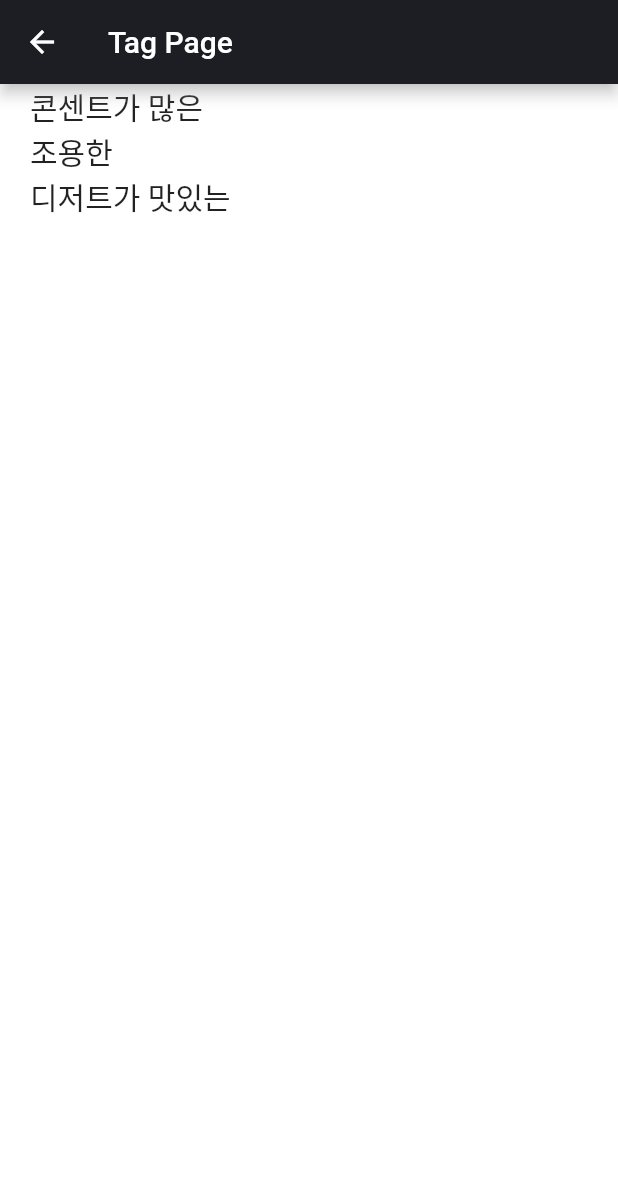
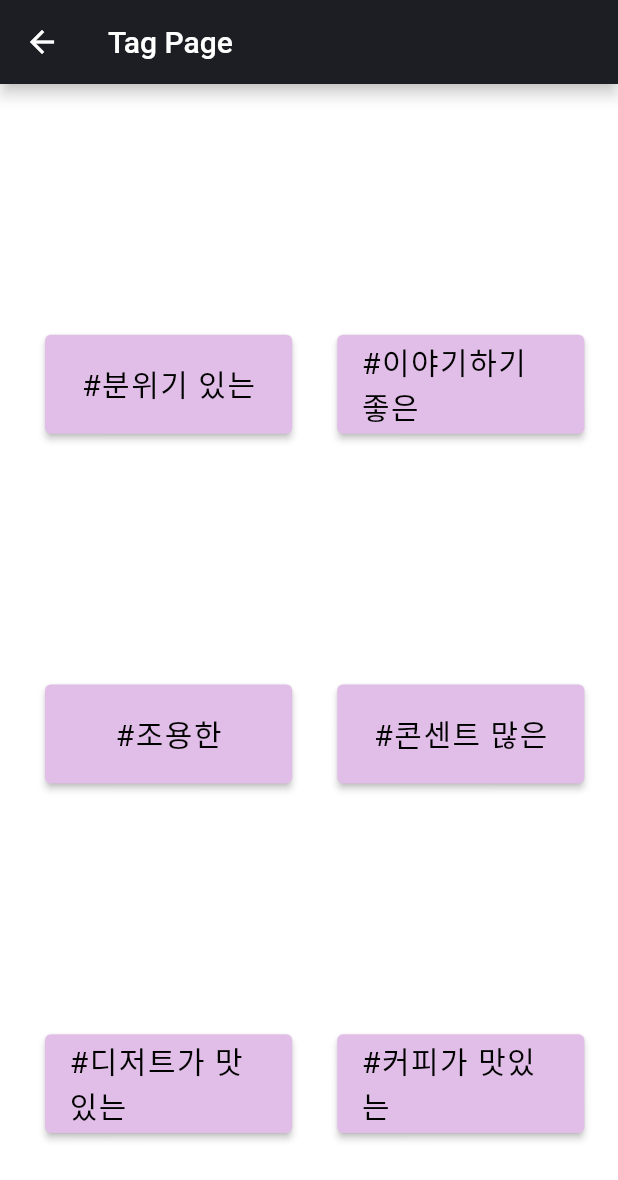
Before and after one commit to BlazingDevs/Fluwinter, a Flutter app: the searchPage screen opened directly, after a tap on "카테고리별 카페 찾기", on a phone screen of 412 x 824 dp. Shown: the top 1180 px of the screen. Run offline on Flutter 3.47's test engine with Material 2 defaults, Android fonts, the phone set to English and light mode, and no system bars.

Commit message:
New button in Tag Page & text container -> Elevated Button

```diff
--- a/lib/page/search_page/searchPage.dart
+++ b/lib/page/search_page/searchPage.dart
@@ -6,7 +6,7 @@ import 'package:cafegation/page/tag_page/tagPage.dart';
 import 'package:flutter/material.dart';
 
 class searchPage extends StatefulWidget {
-  const searchPage({ Key? key }) : super(key: key);
+  const searchPage({Key? key}) : super(key: key);
 
   @override
   _searchPageState createState() => _searchPageState();
@@ -21,114 +21,87 @@ class _searchPageState extends State<searchPage> {
         shadowColor: kMainColor,
         title: Text('Search Page'),
       ),
-      body: Center(
+      body: SafeArea(
+        child: Center(
           child: Stack(
             children: <Widget>[
               Container(
-              child: Column(children: <Widget>[
-                SearchBar(),
-                SizedBox(height: 30,),
-                ClipRRect(
-                  borderRadius: BorderRadius.circular(10.0),
-                  child: Container(
-                    width: 390,
-                    height: 120,
-                    color: Colors.green[100],
                 child: Column(
                   children: <Widget>[
-                        SizedBox(height: 30,),
-                        InkWell(
-                          customBorder:RoundedRectangleBorder(borderRadius: BorderRadius.circular(10),),
-                          child: Row(
-                            children: [
-                          SizedBox(width: 60 ,),
-                          Text('내 주변 카페 찾기',style:
-                          TextStyle(fontSize: 30.0, letterSpacing: 2.0,fontWeight: FontWeight.normal),)
-                        ],
-                      ),
-                    onTap: (){
+                    SearchBar(),
+                    SizedBox(height: 30),
+                    Container(
+                      width: MediaQuery.of(context).size.width * 0.8,
+                      height: MediaQuery.of(context).size.height * 0.09,
+                      child: ElevatedButton(
+                        style: ElevatedButton.styleFrom(
+                            primary: Colors.pink[100], onPrimary: Colors.black),
+                        onPressed: () {
                           Navigator.push(
                               context,
                               MaterialPageRoute(
-                          builder: (context) => mapPage()
-                          ),
-                       );
+                                  builder: (context) => mapPage()));
                         },
-                    ),
-                    SizedBox(height: 30,),
-                      ],),
+                        child: Text(
+                          '내 주변 카페 찾기',
+                          style: TextStyle(
+                              fontSize: 30.0,
+                              letterSpacing: 2.0,
+                              fontWeight: FontWeight.normal),
                         ),
                       ),
-                SizedBox(height: 30,),
-                ClipRRect(
-                  borderRadius: BorderRadius.circular(10.0),
-                  child: Container(
-                    width: 390,
-                    height: 120,
-                    color: Colors.blue[100],
-                    child: Column(
-                      children: <Widget>[
-                        SizedBox(height: 30,),
-                          InkWell(
-                        child: Row(
-                          children: [
-                          SizedBox(width: 40,),
-                          Text('카테고리별 카페 찾기',style:
-                          TextStyle(fontSize: 30.0, letterSpacing: 2.0,fontWeight: FontWeight.normal),)
-                        ],
                     ),
-                      onTap: (){
+                    SizedBox(height: 30),
+                    Container(
+                      width: MediaQuery.of(context).size.width * 0.8,
+                      height: MediaQuery.of(context).size.height * 0.09,
+                      child: ElevatedButton(
+                        style: ElevatedButton.styleFrom(
+                            primary: Colors.pink[100], onPrimary: Colors.black),
+                        onPressed: () {
                           Navigator.push(
                               context,
                               MaterialPageRoute(
-                          builder: (context) => tagPage()
-                          ),
-                       );
+                                  builder: (context) => tagPage()));
                         },
-                    ),
-                    SizedBox(height: 30,),
-                      ],),
+                        child: Text(
+                          '카테고리별 카페 찾기',
+                          style: TextStyle(
+                              fontSize: 30.0,
+                              letterSpacing: 2.0,
+                              fontWeight: FontWeight.normal),
                         ),
                       ),
-                SizedBox(height: 30,),
-                ClipRRect(
-                  borderRadius: BorderRadius.circular(10.0),
-                  child: Container(
-                    width: 390,
-                    height: 120,
-                    color: Colors.purple[100],
-                    child: Column(
-                      children: <Widget>[
-                        SizedBox(height: 30,),
-                        InkWell(
-                          child: Row(
-                            children: [
-                            SizedBox(width: 50),
-                            Text('즐겨찾는 카페 찾기',style:
-                            TextStyle(fontSize: 30.0, letterSpacing: 2.0,fontWeight: FontWeight.normal),)
-                          ],
                     ),
-                          onTap: (){
+                    SizedBox(height: 30),
+                    Container(
+                      width: MediaQuery.of(context).size.width * 0.8,
+                      height: MediaQuery.of(context).size.height * 0.09,
+                      child: ElevatedButton(
+                        style: ElevatedButton.styleFrom(
+                            primary: Colors.pink[100], onPrimary: Colors.black),
+                        onPressed: () {
                           Navigator.push(
                               context,
                               MaterialPageRoute(
-                            builder: (context) => favoritesPage()
-                            ),
-                          );
+                                  builder: (context) => favoritesPage()));
                         },
-
-                        ),
-                        SizedBox(height: 30,),
-                  ],
+                        child: Text(
+                          '즐겨찾는 카페 찾기',
+                          style: TextStyle(
+                              fontSize: 30.0,
+                              letterSpacing: 2.0,
+                              fontWeight: FontWeight.normal),
                         ),
                       ),
-                )
+                    ),
                   ],
                 ),
               )
             ],
           ),
         ),
+      ),
     );
   }
 }
--- a/lib/page/tag_page/tagPage.dart
+++ b/lib/page/tag_page/tagPage.dart
@@ -3,7 +3,7 @@ import 'package:cafegation/page/list_page/listPage.dart';
 import 'package:flutter/material.dart';
 
 class tagPage extends StatefulWidget {
-  const tagPage({ Key? key }) : super(key: key);
+  const tagPage({Key? key}) : super(key: key);
 
   @override
   _tagPageState createState() => _tagPageState();
@@ -18,67 +18,173 @@ class _tagPageState extends State<tagPage> {
         shadowColor: kGreyColor,
         title: Text('Tag Page'),
       ),
-      body: Stack(
+      body: Center(
+        child: Row(children: <Widget>[
+          SizedBox(width: 30),
+          Stack(
             children: <Widget>[
               Container(
-            child: Column(children: <Widget>[
-              InkWell(
-                 child: Row(
-                  children: [
-                    SizedBox(width: 20,height: 20,),
-                    Text('콘센트가 많은',style:
-                      TextStyle(fontSize: 20.0),)
-                    ],
-                  ),
-                onTap: (){
+
+                child: Column(
+                  mainAxisAlignment: MainAxisAlignment.spaceEvenly,
+                  children: <Widget>[
+                    SizedBox(height: 30),
+                    Container(
+                      width: MediaQuery.of(context).size.width * 0.4,
+                      height: MediaQuery.of(context).size.height * 0.08,
+                      child: ElevatedButton(
+                        style: ElevatedButton.styleFrom(
+                            primary: Colors.purple[100],
+                            onPrimary: Colors.black),
+                        onPressed: () {
                           Navigator.push(
                               context,
                               MaterialPageRoute(
-                      builder: (context) => listPage()
+                                  builder: (context) => listPage()));
+                        },
+                        child: Text(
+                          '#분위기 있는',
+                          style: TextStyle(
+                              fontSize: 20.0,
+                              letterSpacing: 1.0,
+                              fontWeight: FontWeight.normal),
                         ),
-                   );
-                },
                       ),
-              InkWell(
-                child: Row(
-                  children: [
-                    SizedBox(width: 20,height: 20,),
-                    Text('조용한',style:
-                      TextStyle(fontSize: 20.0),)
-                    ],
                     ),
-                  onTap: (){
+                    SizedBox(height: 30),
+                    Container(
+                      width: MediaQuery.of(context).size.width * 0.4,
+                      height: MediaQuery.of(context).size.height * 0.08,
+                      child: ElevatedButton(
+                        style: ElevatedButton.styleFrom(
+                            primary: Colors.purple[100],
+                            onPrimary: Colors.black),
+                        onPressed: () {
                           Navigator.push(
                               context,
                               MaterialPageRoute(
-                      builder: (context) => listPage()
+                                  builder: (context) => listPage()));
+                        },
+                        child: Text(
+                          '#조용한',
+                          style: TextStyle(
+                              fontSize: 20.0,
+                              letterSpacing: 1.0,
+                              fontWeight: FontWeight.normal),
                         ),
-                   );
-                },
                       ),
-              InkWell(
-                child: Row(
-                  children: [
-                    SizedBox(width: 20,height: 20,),
-                      Text('디저트가 맛있는',style:
-                        TextStyle(fontSize: 20.0),)
-                      ],
                     ),
-                onTap: (){
+                    SizedBox(height: 30),
+                    Container(
+                      width: MediaQuery.of(context).size.width * 0.4,
+                      height: MediaQuery.of(context).size.height * 0.08,
+                      child: ElevatedButton(
+                        style: ElevatedButton.styleFrom(
+                            primary: Colors.purple[100],
+                            onPrimary: Colors.black),
+                        onPressed: () {
                           Navigator.push(
                               context,
                               MaterialPageRoute(
-                      builder: (context) => listPage()
+                                  builder: (context) => listPage()));
+                        },
+                        child: Text(
+                          '#디저트가 맛있는',
+                          style: TextStyle(
+                              fontSize: 20.0,
+                              letterSpacing: 1.0,
+                              fontWeight: FontWeight.normal),
                         ),
-                   );
-                },
-
-              )
+                      ),
+                    ),
                   ],
                 ),
               )
             ],
           ),
+          SizedBox(width: 30),
+          Stack(
+            children: <Widget>[
+              Container(
+                child: Column(
+                  mainAxisAlignment: MainAxisAlignment.spaceEvenly,
+                  children: <Widget>[
+                    SizedBox(height: 30),
+                    Container(
+                      width: MediaQuery.of(context).size.width * 0.4,
+                      height: MediaQuery.of(context).size.height * 0.08,
+                      child: ElevatedButton(
+                        style: ElevatedButton.styleFrom(
+                            primary: Colors.purple[100],
+                            onPrimary: Colors.black),
+                        onPressed: () {
+                          Navigator.push(
+                              context,
+                              MaterialPageRoute(
+                                  builder: (context) => listPage()));
+                        },
+                        child: Text(
+                          '#이야기하기 좋은',
+                          style: TextStyle(
+                              fontSize: 20.0,
+                              letterSpacing: 1.0,
+                              fontWeight: FontWeight.normal),
+                        ),
+                      ),
+                    ),
+                    SizedBox(height: 30),
+                    Container(
+                      width: MediaQuery.of(context).size.width * 0.4,
+                      height: MediaQuery.of(context).size.height * 0.08,
+                      child: ElevatedButton(
+                        style: ElevatedButton.styleFrom(
+                            primary: Colors.purple[100],
+                            onPrimary: Colors.black),
+                        onPressed: () {
+                          Navigator.push(
+                              context,
+                              MaterialPageRoute(
+                                  builder: (context) => listPage()));
+                        },
+                        child: Text(
+                          '#콘센트 많은',
+                          style: TextStyle(
+                              fontSize: 20.0,
+                              letterSpacing: 1.0,
+                              fontWeight: FontWeight.normal),
+                        ),
+                      ),
+                    ),
+                    SizedBox(height: 30),
+                    Container(
+                      width: MediaQuery.of(context).size.width * 0.4,
+                      height: MediaQuery.of(context).size.height * 0.08,
+                      child: ElevatedButton(
+                        style: ElevatedButton.styleFrom(
+                            primary: Colors.purple[100],
+                            onPrimary: Colors.black),
+                        onPressed: () {
+                          Navigator.push(
+                              context,
+                              MaterialPageRoute(
+                                  builder: (context) => listPage()));
+                        },
+                        child: Text(
+                          '#커피가 맛있는',
+                          style: TextStyle(
+                              fontSize: 20.0,
+                              letterSpacing: 1.0,
+                              fontWeight: FontWeight.normal),
+                        ),
+                      ),
+                    ),
+                  ],
+                ),
+              )
+            ],
+          ),
+        ]),
+      ),
     );
   }
 }
```
Lines whose indentation alone changed are shown as unchanged.
